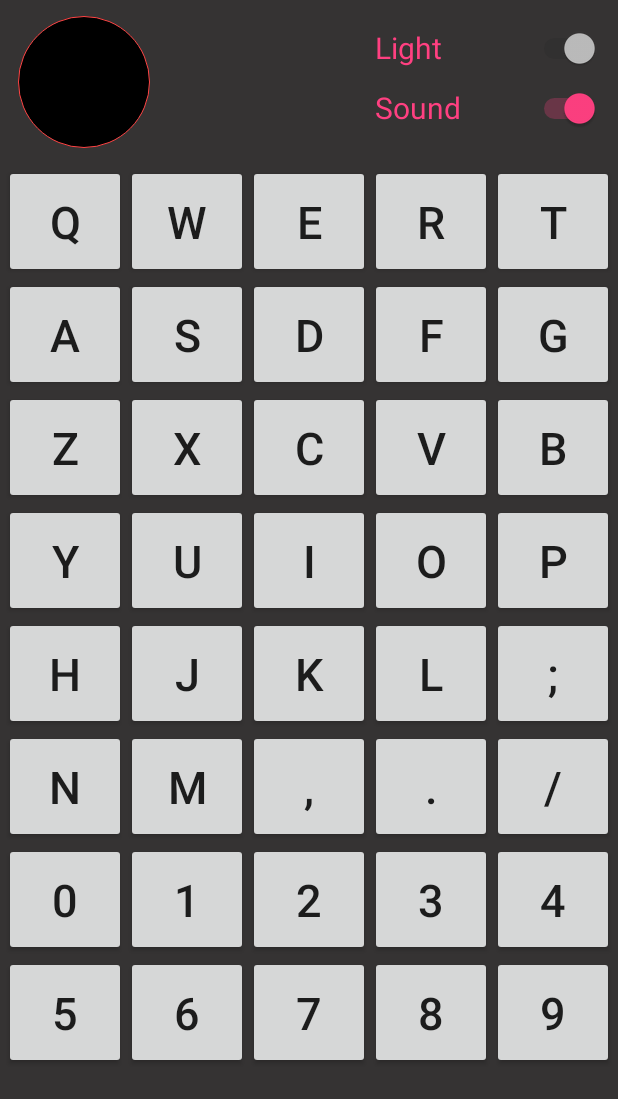
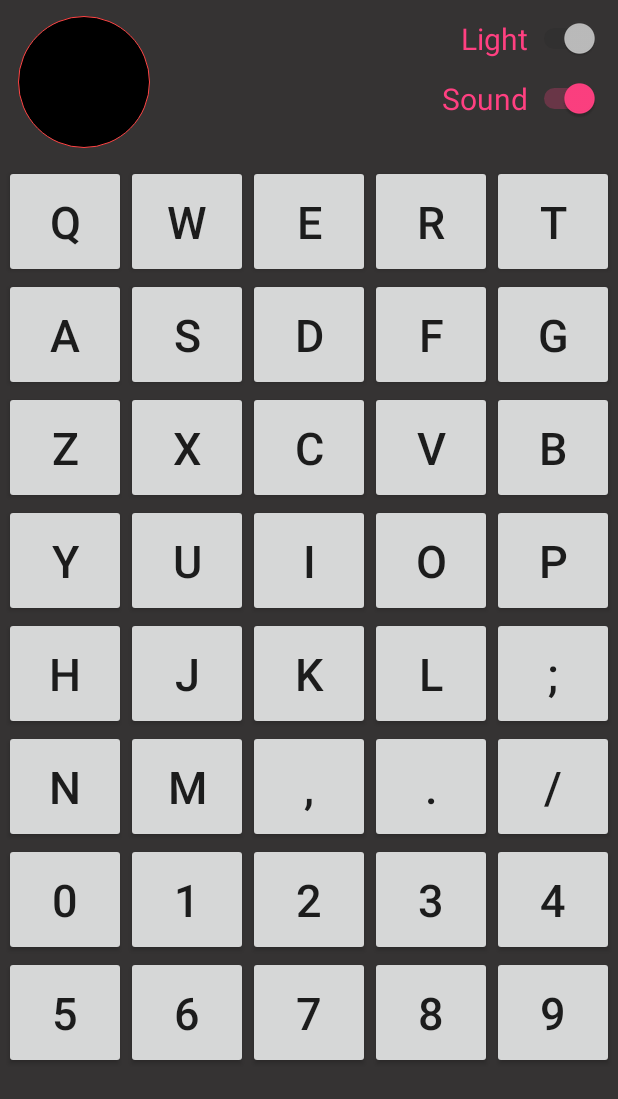
Before and after one commit to kankanla/M180907_Morse, an Android app: the Morse_key2 screen opened directly, with no data from a screen before it, on a phone screen of 412 x 824 dp. Shown: the top 1099 px of the screen. Run offline under Robolectric (Android 15) with nearby library versions, the phone set to English and light mode, and no system bars; our stand-ins replace AdMob; 8 statements that could not run were skipped.

Commit message:
2018/10/30 release

```diff
--- a/app/build.gradle
+++ b/app/build.gradle
@@ -6,9 +6,9 @@ android {
         applicationId "com.kankanla.e560.m180907_morse"
         minSdkVersion 19
         targetSdkVersion 28
-        versionName '1.3'
+        versionName '1.4'
         testInstrumentationRunner "android.support.test.runner.AndroidJUnitRunner"
-        versionCode 13
+        versionCode 14
     }
     buildTypes {
         release {
--- a/app/src/main/java/com/kankanla/e560/m180907_morse/Add_Morse_item.java
+++ b/app/src/main/java/com/kankanla/e560/m180907_morse/Add_Morse_item.java
@@ -273,6 +273,7 @@ public class Add_Morse_item extends AppCompatActivity implements View.OnClickLis
         AdRequest.Builder adRequest = new AdRequest.Builder();
         adRequest.addTestDevice(getString(R.string.addTestDeviceH));
         adRequest.addTestDevice(getString(R.string.addTestDeviceASUS));
+        adRequest.addTestDevice(getString(R.string.addTestDeviceMI));
         adView.loadAd(adRequest.build());
 
         RelativeLayout.LayoutParams layoutParams = new RelativeLayout.LayoutParams(RelativeLayout.LayoutParams.WRAP_CONTENT, RelativeLayout.LayoutParams.WRAP_CONTENT);
--- a/app/src/main/java/com/kankanla/e560/m180907_morse/MainActivity.java
+++ b/app/src/main/java/com/kankanla/e560/m180907_morse/MainActivity.java
@@ -145,6 +145,7 @@ public class MainActivity extends AppCompatActivity implements View.OnLongClickL
         AdRequest.Builder adRequest = new AdRequest.Builder();
         adRequest.addTestDevice(getString(R.string.addTestDeviceH));
         adRequest.addTestDevice(getString(R.string.addTestDeviceASUS));
+        adRequest.addTestDevice(getString(R.string.addTestDeviceMI));
         adView.loadAd(adRequest.build());
 
         RelativeLayout.LayoutParams layoutParams = new RelativeLayout.LayoutParams(RelativeLayout.LayoutParams.WRAP_CONTENT, RelativeLayout.LayoutParams.WRAP_CONTENT);
--- a/app/src/main/java/com/kankanla/e560/m180907_morse/Morse_HZ.java
+++ b/app/src/main/java/com/kankanla/e560/m180907_morse/Morse_HZ.java
@@ -86,7 +86,7 @@ public class Morse_HZ extends Service {
         CODE.put("P", ".--.");
         CODE.put("Q", "--.-");
         CODE.put("R", ".-.");
-        CODE.put("S", "---");
+        CODE.put("S", "...");
         CODE.put("T", "-");
         CODE.put("U", "..-");
         CODE.put("V", "...-");
@@ -404,6 +404,7 @@ public class Morse_HZ extends Service {
         this.baseSpeed = baseSpeed;
     }
 
+
     @RequiresApi(api = Build.VERSION_CODES.LOLLIPOP)
     public void Beep_OFF() {
         audioTrack.setVolume(0.0f);
--- a/app/src/main/java/com/kankanla/e560/m180907_morse/Morse_Set.java
+++ b/app/src/main/java/com/kankanla/e560/m180907_morse/Morse_Set.java
@@ -265,6 +265,7 @@ public class Morse_Set extends AppCompatActivity implements View.OnClickListener
         AdRequest.Builder adRequest = new AdRequest.Builder();
         adRequest.addTestDevice(getString(R.string.addTestDeviceH));
         adRequest.addTestDevice(getString(R.string.addTestDeviceASUS));
+        adRequest.addTestDevice(getString(R.string.addTestDeviceMI));
         adView.loadAd(adRequest.build());
 
         RelativeLayout.LayoutParams layoutParams = new RelativeLayout.LayoutParams(RelativeLayout.LayoutParams.WRAP_CONTENT, RelativeLayout.LayoutParams.WRAP_CONTENT);
--- a/app/src/main/java/com/kankanla/e560/m180907_morse/Morse_key.java
+++ b/app/src/main/java/com/kankanla/e560/m180907_morse/Morse_key.java
@@ -186,7 +186,6 @@ public class Morse_key extends AppCompatActivity {
                 if (morse_hz != null) {
                     if (codetemp != null) {
                         morse_hz.add_MorseString(codetemp);
-                        morse_hz.ClearMorseList();
                     }
                 } else {
                     Log.d(TAG, "morse_hz == null");
@@ -365,6 +364,7 @@ public class Morse_key extends AppCompatActivity {
         AdRequest.Builder adRequest = new AdRequest.Builder();
         adRequest.addTestDevice(getString(R.string.addTestDeviceH));
         adRequest.addTestDevice(getString(R.string.addTestDeviceASUS));
+        adRequest.addTestDevice(getString(R.string.addTestDeviceMI));
         adView.loadAd(adRequest.build());
 
         RelativeLayout.LayoutParams layoutParams = new RelativeLayout.LayoutParams(RelativeLayout.LayoutParams.WRAP_CONTENT, RelativeLayout.LayoutParams.WRAP_CONTENT);
--- a/app/src/main/res/layout/activity_morse_key2.xml
+++ b/app/src/main/res/layout/activity_morse_key2.xml
@@ -7,7 +7,6 @@
     android:background="@color/Morse_key_backcolor"
     android:orientation="vertical"
     tools:context=".Morse_key">
-
 
     <LinearLayout
         android:layout_width="match_parent"
@@ -49,17 +48,19 @@
 
                         <Switch
                             android:id="@+id/sw_Ligth"
-                            android:layout_width="150dp"
+                            android:layout_width="match_parent"
                             android:layout_height="40dp"
                             android:enabled="false"
+                            android:gravity="right"
                             android:text="@string/set_Light"
                             android:textColor="@color/colorAccent"
                             android:textSize="20dp" />
 
                         <Switch
                             android:id="@+id/sw_Sound"
-                            android:layout_width="150dp"
+                            android:layout_width="match_parent"
                             android:layout_height="40dp"
+                            android:gravity="right"
                             android:text="@string/set_sound"
                             android:textColor="@color/colorAccent"
                             android:textSize="20dp" />
--- a/app/src/main/res/values/strings.xml
+++ b/app/src/main/res/values/strings.xml
@@ -47,4 +47,5 @@
     <string name="admob_app_id">ca-app-pub-0547405774182700~1689848511</string>
     <string name="addTestDeviceH">53185CF5BFA5B2121DF7FA86E7064C22</string>
     <string name="addTestDeviceASUS">7026FA2EC1DC7E60FBEA02C64D33BD8B</string>
+    <string name="addTestDeviceMI">86AEBAEA97BDD84167E1B21ED9490D8B</string>
 </resources>
```
Also changed, not shown: app/src/main/java/com/kankanla/e560/m180907_morse/Morse_key2.java (+55 -0 lines).
